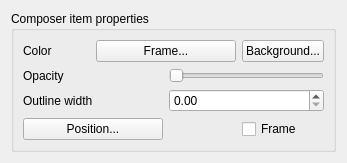
sourcepole/qgis, file qgis/src/ui/qgscomposeritemwidgetbase.ui: the form before one commit.
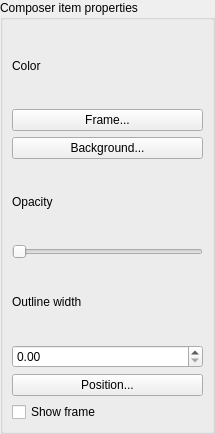
The form after the commit.

Patch:
```diff
--- a/qgis/src/ui/qgscomposeritemwidgetbase.ui
+++ b/qgis/src/ui/qgscomposeritemwidgetbase.ui
@@ -6,20 +6,23 @@
    <rect>
     <x>0</x>
     <y>0</y>
-    <width>347</width>
-    <height>157</height>
+    <width>215</width>
+    <height>434</height>
    </rect>
   </property>
   <property name="windowTitle">
    <string>Form</string>
   </property>
-  <layout class="QGridLayout">
+  <layout class="QGridLayout" name="gridLayout_2">
+   <property name="margin">
+    <number>0</number>
+   </property>
    <item row="0" column="0">
     <widget class="QGroupBox" name="mComposerItemPropertiesGroupBox">
      <property name="title">
       <string>Composer item properties</string>
      </property>
-     <layout class="QGridLayout">
+     <layout class="QGridLayout" name="gridLayout">
       <item row="0" column="0">
        <widget class="QLabel" name="mColorLabel">
         <property name="text">
@@ -30,21 +33,21 @@
         </property>
        </widget>
       </item>
-      <item row="0" column="1" colspan="2">
+      <item row="1" column="0">
        <widget class="QPushButton" name="mFrameColorButton">
         <property name="text">
          <string>Frame...</string>
         </property>
        </widget>
       </item>
-      <item row="0" column="3">
+      <item row="2" column="0">
        <widget class="QPushButton" name="mBackgroundColorButton">
         <property name="text">
          <string>Background...</string>
         </property>
        </widget>
       </item>
-      <item row="1" column="0" colspan="2">
+      <item row="3" column="0">
        <widget class="QLabel" name="mOpacityLabel">
         <property name="text">
          <string>Opacity</string>
@@ -54,7 +57,7 @@
         </property>
        </widget>
       </item>
-      <item row="1" column="2" colspan="2">
+      <item row="4" column="0">
        <widget class="QSlider" name="mOpacitySlider">
         <property name="maximum">
          <number>255</number>
@@ -64,7 +67,7 @@
         </property>
        </widget>
       </item>
-      <item row="2" column="0" colspan="2">
+      <item row="5" column="0">
        <widget class="QLabel" name="mOutlineWidthLabel">
         <property name="text">
          <string>Outline width</string>
@@ -74,20 +77,20 @@
         </property>
        </widget>
       </item>
-      <item row="2" column="2" colspan="2">
+      <item row="6" column="0">
        <widget class="QDoubleSpinBox" name="mOutlineWidthSpinBox"/>
       </item>
-      <item row="3" column="0" colspan="2">
+      <item row="7" column="0">
        <widget class="QPushButton" name="mPositionButton">
         <property name="text">
          <string>Position...</string>
         </property>
        </widget>
       </item>
-      <item row="3" column="3">
+      <item row="8" column="0">
        <widget class="QCheckBox" name="mFrameCheckBox">
         <property name="text">
-         <string>Frame</string>
+         <string>Show frame</string>
         </property>
        </widget>
       </item>
```
